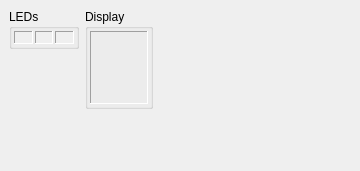
cleanflight/cleanflight, file x_plane/cMainWindow.ui: the form before one commit.
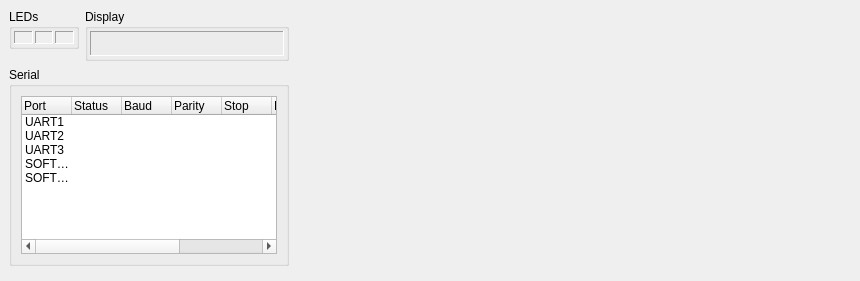
The form after the commit. Custom widgets are drawn as their Qt base class.

Commit message: added serial info to MainWindow

```diff
--- a/x_plane/cMainWindow.ui
+++ b/x_plane/cMainWindow.ui
@@ -6,8 +6,8 @@
    <rect>
     <x>0</x>
     <y>0</y>
-    <width>360</width>
-    <height>171</height>
+    <width>860</width>
+    <height>281</height>
    </rect>
   </property>
   <property name="windowTitle">
@@ -205,20 +205,7 @@
       </property>
      </spacer>
     </item>
-    <item row="2" column="1">
-     <spacer name="verticalSpacer_2">
-      <property name="orientation">
-       <enum>Qt::Vertical</enum>
-      </property>
-      <property name="sizeHint" stdset="0">
-       <size>
-        <width>20</width>
-        <height>40</height>
-       </size>
-      </property>
-     </spacer>
-    </item>
-    <item row="0" column="2">
+    <item row="0" column="3">
      <spacer name="horizontalSpacer">
       <property name="orientation">
        <enum>Qt::Horizontal</enum>
@@ -231,6 +218,210 @@
       </property>
      </spacer>
     </item>
+    <item row="3" column="1">
+     <spacer name="verticalSpacer_2">
+      <property name="orientation">
+       <enum>Qt::Vertical</enum>
+      </property>
+      <property name="sizeHint" stdset="0">
+       <size>
+        <width>20</width>
+        <height>40</height>
+       </size>
+      </property>
+     </spacer>
+    </item>
+    <item row="1" column="0">
+     <spacer name="verticalSpacer">
+      <property name="orientation">
+       <enum>Qt::Vertical</enum>
+      </property>
+      <property name="sizeHint" stdset="0">
+       <size>
+        <width>20</width>
+        <height>40</height>
+       </size>
+      </property>
+     </spacer>
+    </item>
+    <item row="2" column="0" colspan="2">
+     <widget class="QGroupBox" name="groupBox_3">
+      <property name="title">
+       <string>Serial</string>
+      </property>
+      <layout class="QGridLayout" name="gridLayout_2">
+       <item row="0" column="0" colspan="2">
+        <widget class="QTreeWidget" name="ports">
+         <property name="indentation">
+          <number>0</number>
+         </property>
+         <property name="rootIsDecorated">
+          <bool>false</bool>
+         </property>
+         <property name="itemsExpandable">
+          <bool>false</bool>
+         </property>
+         <attribute name="headerDefaultSectionSize">
+          <number>50</number>
+         </attribute>
+         <attribute name="headerStretchLastSection">
+          <bool>false</bool>
+         </attribute>
+         <column>
+          <property name="text">
+           <string>Port</string>
+          </property>
+         </column>
+         <column>
+          <property name="text">
+           <string>Status</string>
+          </property>
+         </column>
+         <column>
+          <property name="text">
+           <string>Baud</string>
+          </property>
+         </column>
+         <column>
+          <property name="text">
+           <string>Parity</string>
+          </property>
+         </column>
+         <column>
+          <property name="text">
+           <string>Stop</string>
+          </property>
+         </column>
+         <column>
+          <property name="text">
+           <string>Rx</string>
+          </property>
+         </column>
+         <column>
+          <property name="text">
+           <string>Tx</string>
+          </property>
+         </column>
+         <item>
+          <property name="text">
+           <string>UART1</string>
+          </property>
+          <property name="text">
+           <string/>
+          </property>
+          <property name="text">
+           <string/>
+          </property>
+          <property name="text">
+           <string/>
+          </property>
+          <property name="text">
+           <string/>
+          </property>
+          <property name="text">
+           <string/>
+          </property>
+          <property name="text">
+           <string/>
+          </property>
+         </item>
+         <item>
+          <property name="text">
+           <string>UART2</string>
+          </property>
+          <property name="text">
+           <string/>
+          </property>
+          <property name="text">
+           <string/>
+          </property>
+          <property name="text">
+           <string/>
+          </property>
+          <property name="text">
+           <string/>
+          </property>
+          <property name="text">
+           <string/>
+          </property>
+          <property name="text">
+           <string/>
+          </property>
+         </item>
+         <item>
+          <property name="text">
+           <string>UART3</string>
+          </property>
+          <property name="text">
+           <string/>
+          </property>
+          <property name="text">
+           <string/>
+          </property>
+          <property name="text">
+           <string/>
+          </property>
+          <property name="text">
+           <string/>
+          </property>
+          <property name="text">
+           <string/>
+          </property>
+          <property name="text">
+           <string/>
+          </property>
+         </item>
+         <item>
+          <property name="text">
+           <string>SOFTSERIAL1</string>
+          </property>
+          <property name="text">
+           <string/>
+          </property>
+          <property name="text">
+           <string/>
+          </property>
+          <property name="text">
+           <string/>
+          </property>
+          <property name="text">
+           <string/>
+          </property>
+          <property name="text">
+           <string/>
+          </property>
+          <property name="text">
+           <string/>
+          </property>
+         </item>
+         <item>
+          <property name="text">
+           <string>SOFTSERIAL2</string>
+          </property>
+          <property name="text">
+           <string/>
+          </property>
+          <property name="text">
+           <string/>
+          </property>
+          <property name="text">
+           <string/>
+          </property>
+          <property name="text">
+           <string/>
+          </property>
+          <property name="text">
+           <string/>
+          </property>
+          <property name="text">
+           <string/>
+          </property>
+         </item>
+        </widget>
+       </item>
+      </layout>
+     </widget>
+    </item>
    </layout>
   </widget>
  </widget>
```
Left out of the diff: 105 changed lines with no effect on the pictures. The commit also changes 7 other files.
